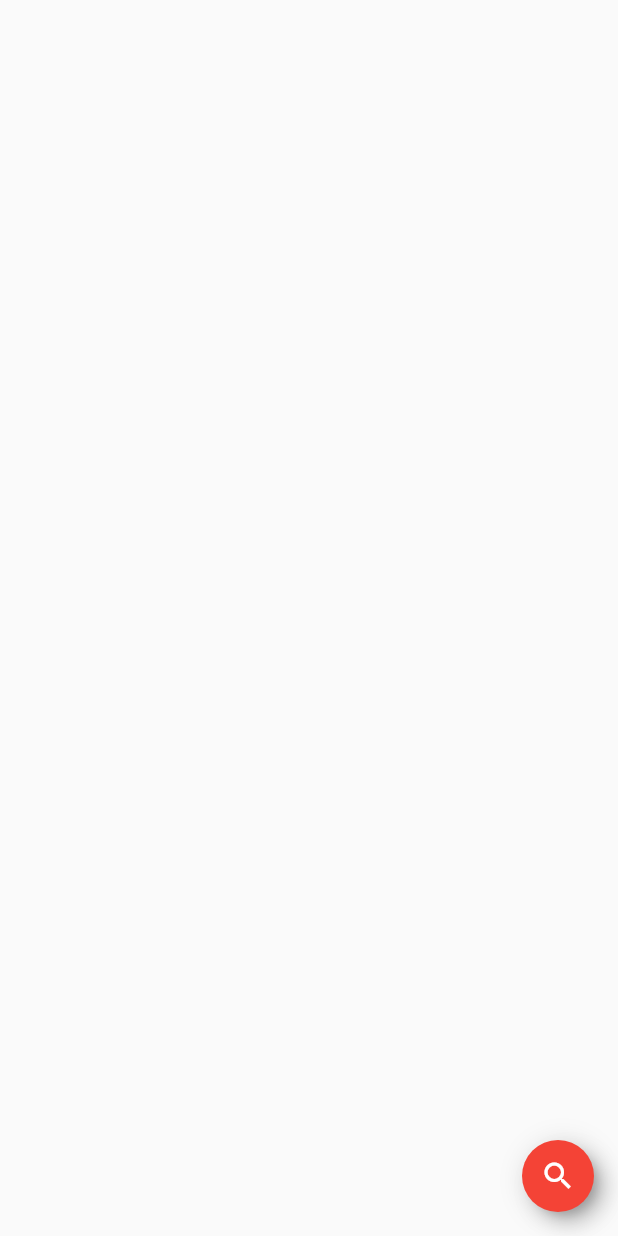
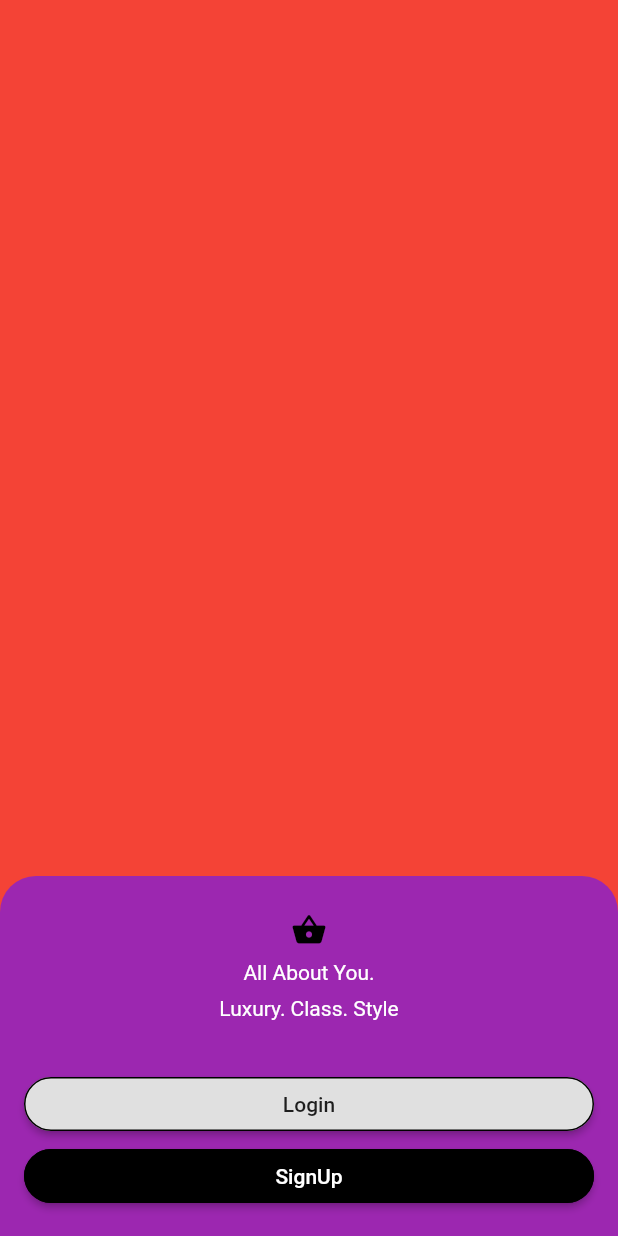
Before and after one commit to sky-flutter/flutter_animation_series, a Flutter app: the screen it shows after launch, on a phone screen of 412 x 824 dp. Run offline on Flutter 3.47's test engine with Material 2 defaults, Android fonts, the phone set to English and light mode, and no system bars; missing offline and left inert: positioned_tap_detector.

Commit message:
Login Animation

```diff
--- a/lib/main.dart
+++ b/lib/main.dart
@@ -1,4 +1,5 @@
 import 'package:flutter/material.dart';
+import 'package:flutter_animation/ui/login/login_anim.dart';
 import 'package:flutter_animation/ui/search/search.dart';
 
 import 'ui/login.dart';
@@ -16,7 +17,7 @@ class MyApp extends StatelessWidget {
         primarySwatch: Colors.blue,
         visualDensity: VisualDensity.adaptivePlatformDensity,
       ),
-      home: Search(),
+      home: LoginAnim(),
     );
   }
 }
--- /dev/null
+++ b/lib/ui/login/login_anim.dart
@@ -0,0 +1,245 @@
+import 'package:flutter/cupertino.dart';
+import 'package:flutter/material.dart';
+import 'package:flutter/painting.dart';
+
+class LoginAnim extends StatefulWidget {
+  @override
+  _LoginAnimState createState() => _LoginAnimState();
+}
+
+class _LoginAnimState extends State<LoginAnim> with TickerProviderStateMixin {
+  AnimationController controller;
+  Animation<Offset> animation;
+
+  AnimationController loginController;
+  Animation<Offset> loginAnimation;
+
+  @override
+  void initState() {
+    super.initState();
+    controller =
+        AnimationController(vsync: this, duration: Duration(milliseconds: 800));
+    loginController =
+        AnimationController(vsync: this, duration: Duration(milliseconds: 800));
+    animation = Tween<Offset>(begin: Offset(0.0, 1.0), end: Offset(0.0, 0.0))
+        .animate(
+        CurvedAnimation(parent: controller, curve: Curves.linearToEaseOut));
+    loginAnimation =
+        Tween<Offset>(begin: Offset(0.0, 1.0), end: Offset(0.0, 0.0)).animate(
+            CurvedAnimation(
+                parent: loginController, curve: Curves.linearToEaseOut));
+  }
+
+  @override
+  Widget build(BuildContext context) {
+    controller.forward();
+    return Scaffold(
+      body: Container(
+        color: Colors.red,
+        child: Stack(
+          children: <Widget>[loginSignupOption(), loginView()],
+        ),
+      ),
+    );
+  }
+
+  loginView() {
+    return SlideTransition(
+      position: loginAnimation,
+      child: Align(
+        alignment: Alignment.bottomCenter,
+        child: Wrap(
+          children: [
+            Container(
+              width: double.infinity,
+              decoration: const BoxDecoration(
+                  color: Colors.purple,
+                  borderRadius: const BorderRadius.only(
+                      topLeft: Radius.circular(24),
+                      topRight: Radius.circular(24))),
+              child: Column(
+                children: <Widget>[
+                  Container(
+                    margin: EdgeInsets.symmetric(vertical: 16),
+                    child: Text(
+                      "Shopping",
+                      style: textStyle,
+                    ),
+                  ),
+                  Row(
+                    children: <Widget>[
+                      SizedBox(
+                        width: 16,
+                      ),
+                      GestureDetector(
+                        onTap: () {
+                          loginController.reverse();
+                          loginController.addListener(() {
+                            if (loginController.status ==
+                                AnimationStatus.dismissed) {
+                              controller.forward();
+                            }
+                          });
+                        },
+                        child: Icon(
+                          Icons.arrow_back,
+                          color: Colors.white,
+                        ),
+                      ),
+                      SizedBox(
+                        width: 16,
+                      ),
+                      Text(
+                        "Welcome Back",
+                        style: textStyle,
+                      )
+                    ],
+                  ),
+                  Container(
+                    width: double.infinity,
+                    margin: EdgeInsets.only(left: 24, right: 24, top: 24),
+                    child: Text(
+                      "Email Address",
+                      style: textStyle.copyWith(color: Colors.white),
+                    ),
+                  ),
+                  Container(
+                      margin: EdgeInsets.symmetric(horizontal: 24),
+                      child:
+                      textField(textInputType: TextInputType.emailAddress)),
+                  Container(
+                    width: double.infinity,
+                    margin: EdgeInsets.only(left: 24, right: 24, top: 24),
+                    child: Text(
+                      "Password",
+                      style: textStyle.copyWith(color: Colors.white),
+                    ),
+                  ),
+                  Container(
+                      margin: EdgeInsets.symmetric(horizontal: 24),
+                      child: textField(isObscureText: true)),
+                  SizedBox(
+                    height: 16,
+                  ),
+                  Row(
+                    mainAxisAlignment: MainAxisAlignment.end,
+                    children: <Widget>[
+                      Text(
+                        "Forgot Password?",
+                        style: textStyle,
+                      ),
+                      SizedBox(
+                        width: 16,
+                      )
+                    ],
+                  ),
+                  Container(
+                    width: double.infinity,
+                    margin: EdgeInsets.symmetric(horizontal: 16, vertical: 16),
+                    child: RaisedButton(
+                      onPressed: () {},
+                      child: Text("Login"),
+                      shape: OutlineInputBorder(
+                          borderRadius: BorderRadius.circular(100),
+                          borderSide: BorderSide(color: Colors.white)),
+                    ),
+                  ),
+                ],
+              ),
+            ),
+          ],
+        ),
+      ),
+    );
+  }
+
+  textField({isObscureText: false, textInputType: TextInputType.text}) {
+    return TextField(
+      keyboardType: textInputType,
+      obscureText: isObscureText,
+      decoration: InputDecoration(
+          border: textFieldBorder, focusedBorder: textFieldBorder),
+    );
+  }
+
+  final textFieldBorder =
+  UnderlineInputBorder(borderSide: BorderSide(color: Colors.white));
+  final textStyle = TextStyle(color: Colors.white);
+
+  loginSignupOption() {
+    return SlideTransition(
+        position: animation,
+        child: Align(
+          alignment: Alignment.bottomCenter,
+          child: Container(
+            width: double.infinity,
+            height: 240,
+            decoration: const BoxDecoration(
+                color: Colors.purple,
+                borderRadius: const BorderRadius.only(
+                    topLeft: Radius.circular(24),
+                    topRight: Radius.circular(24))),
+            child: Column(
+              crossAxisAlignment: CrossAxisAlignment.center,
+              children: <Widget>[
+                SizedBox(
+                  height: 24,
+                ),
+                Icon(
+                  Icons.shopping_basket,
+                  color: Colors.black,
+                ),
+                SizedBox(
+                  height: 8,
+                ),
+                Text(
+                  "All About You.",
+                  style: TextStyle(color: Colors.white),
+                ),
+                SizedBox(
+                  height: 8,
+                ),
+                Text(
+                  "Luxury. Class. Style",
+                  style: TextStyle(color: Colors.white),
+                ),
+                SizedBox(
+                  height: 32,
+                ),
+                Container(
+                  width: double.infinity,
+                  margin: EdgeInsets.symmetric(horizontal: 16),
+                  child: RaisedButton(
+                    onPressed: () {
+                      controller.reverse();
+                      controller.addListener(() {
+                        if (controller.status == AnimationStatus.dismissed) {
+                          loginController.forward();
+                        }
+                      });
+                    },
+                    child: Text("Login"),
+                    shape: OutlineInputBorder(
+                        borderRadius: BorderRadius.circular(100)),
+                  ),
+                ),
+                Container(
+                  width: double.infinity,
+                  margin: EdgeInsets.symmetric(horizontal: 16),
+                  child: RaisedButton(
+                    onPressed: () {},
+                    child: Text(
+                      "SignUp",
+                      style: TextStyle(color: Colors.white),
+                    ),
+                    color: Colors.black,
+                    shape: OutlineInputBorder(
+                        borderRadius: BorderRadius.circular(100)),
+                  ),
+                )
+              ],
+            ),
+          ),
+        ));
+  }
+}
```
